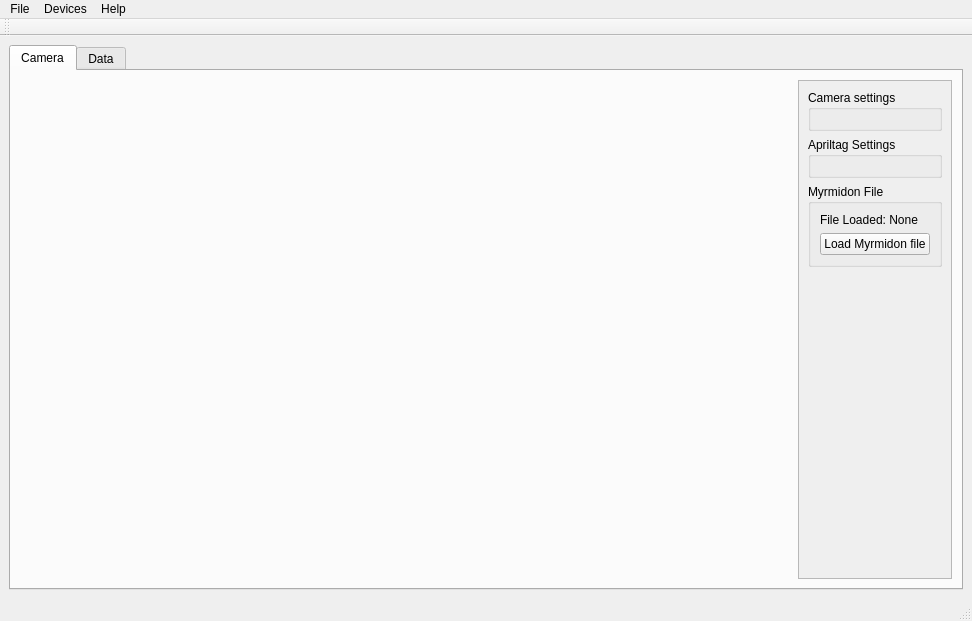
First picture: the form in src/MainWindow.ui, repository formicidae-tracker/tag-scanner, before the edit.
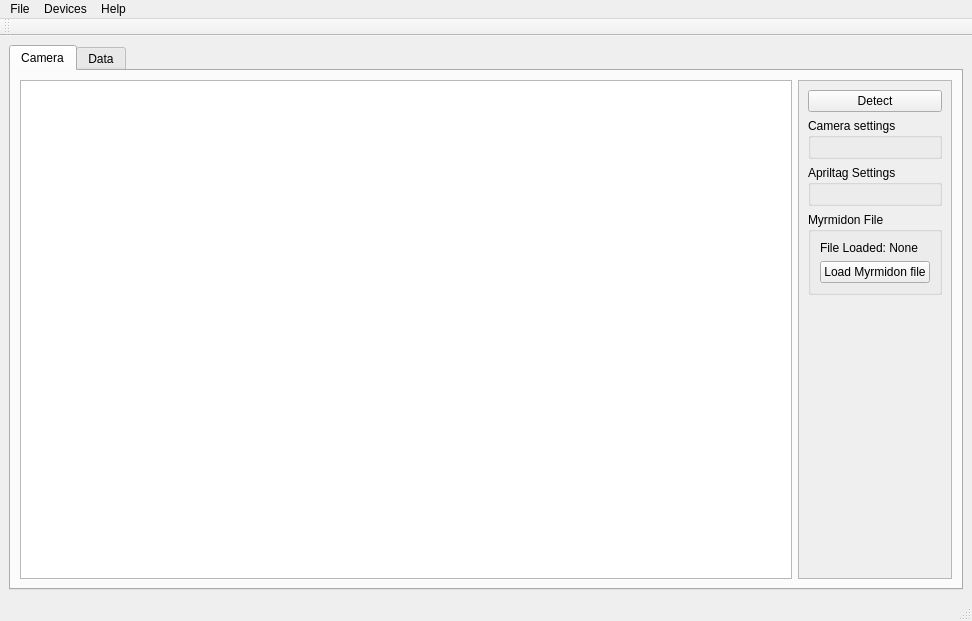
Second picture: the form after the edit. Custom widgets are drawn as their Qt base class.

Diff of the .ui file:
```diff
--- a/src/MainWindow.ui
+++ b/src/MainWindow.ui
@@ -26,15 +26,24 @@
        </attribute>
        <layout class="QHBoxLayout" name="horizontalLayout">
         <item>
-         <widget class="QLabel" name="liveView">
+         <widget class="QGraphicsView" name="liveView">
           <property name="sizePolicy">
-           <sizepolicy hsizetype="Expanding" vsizetype="Preferred">
+           <sizepolicy hsizetype="Expanding" vsizetype="Expanding">
             <horstretch>0</horstretch>
             <verstretch>0</verstretch>
            </sizepolicy>
           </property>
-          <property name="text">
-           <string/>
+          <property name="backgroundBrush">
+           <brush brushstyle="SolidPattern">
+            <color alpha="255">
+             <red>0</red>
+             <green>0</green>
+             <blue>0</blue>
+            </color>
+           </brush>
+          </property>
+          <property name="interactive">
+           <bool>false</bool>
           </property>
          </widget>
         </item>
@@ -61,10 +70,17 @@
              <x>0</x>
              <y>0</y>
              <width>182</width>
-             <height>477</height>
+             <height>491</height>
             </rect>
            </property>
            <layout class="QVBoxLayout" name="verticalLayout_2">
+            <item>
+             <widget class="QPushButton" name="detectButton">
+              <property name="text">
+               <string>Detect</string>
+              </property>
+             </widget>
+            </item>
             <item>
              <widget class="QGroupBox" name="groupBox">
               <property name="title">
```
